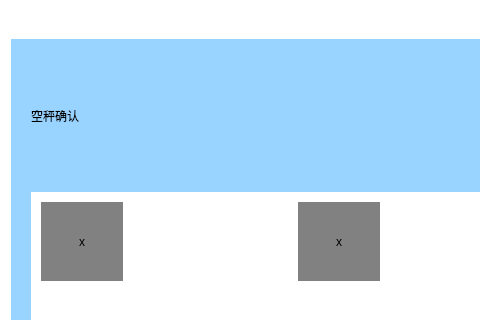
xsw258x2s5w8/WeightSensor, file WeighSensor/kongchengqueren.ui: the form before one commit; both pictures show x 0 to 480 and y 0 to 320 of the 678 by 482 pixel window.
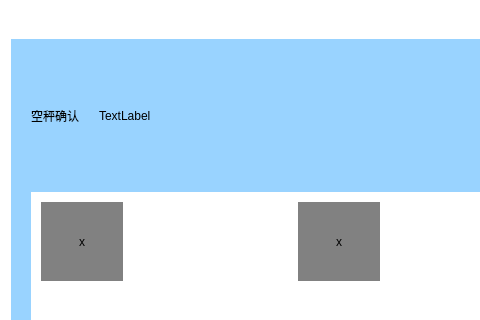
The form after the commit. Icons and pictures are not drawn.

What changed in the file:
```diff
--- a/WeighSensor/kongchengqueren.ui
+++ b/WeighSensor/kongchengqueren.ui
@@ -123,6 +123,13 @@
           </property>
          </widget>
         </item>
+        <item>
+         <widget class="QLabel" name="label_test">
+          <property name="text">
+           <string>TextLabel</string>
+          </property>
+         </widget>
+        </item>
         <item>
          <spacer name="horizontalSpacer">
           <property name="orientation">
```
Left out of the diff: 56 changed lines with no effect on the pictures.
